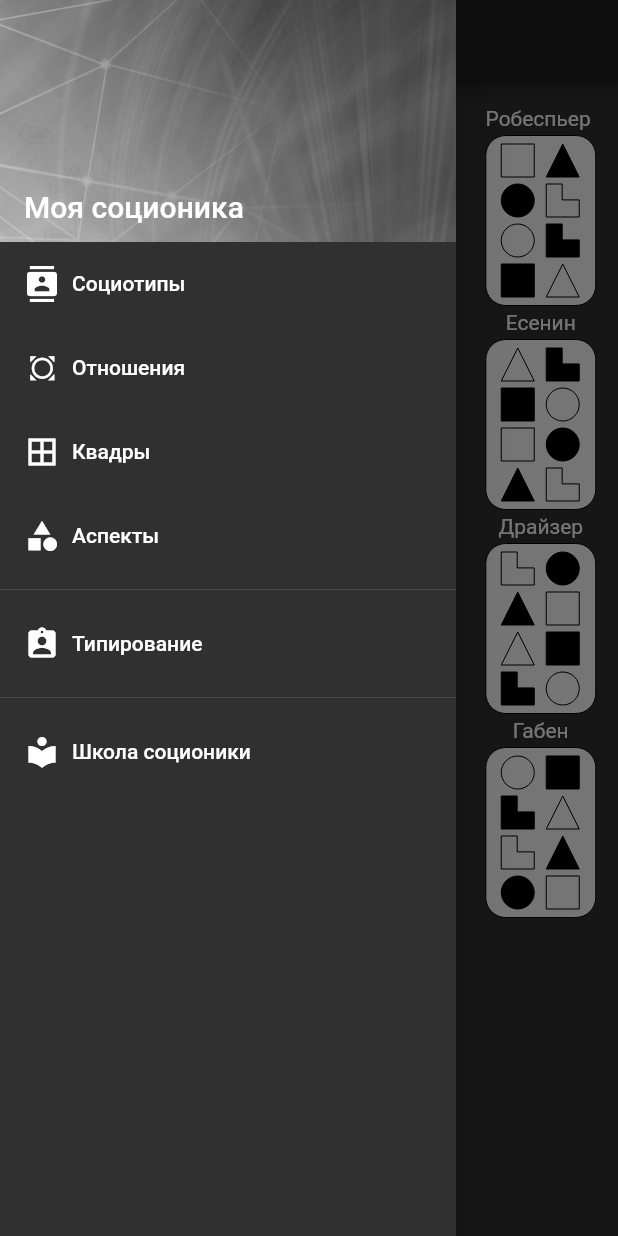
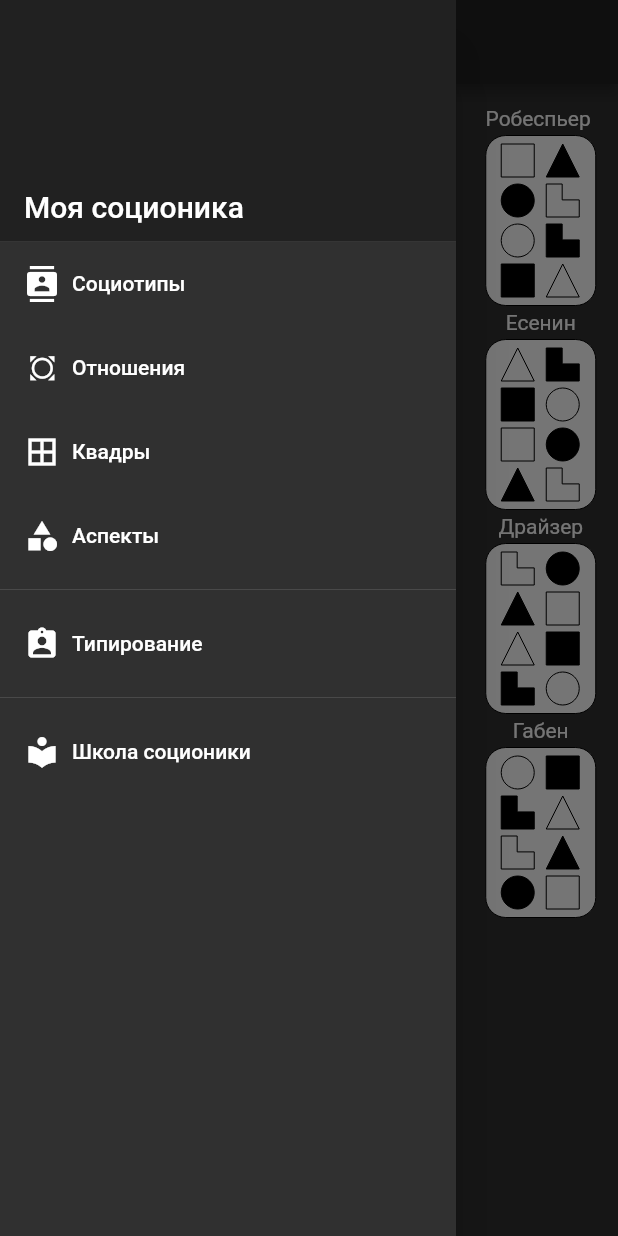
Before and after one commit to gritzfar/socionic, a Flutter app: the screen it shows after launch, with the side drawer open, on a phone screen of 412 x 824 dp. Run offline on Flutter 3.47's test engine with Material 2 defaults, Android fonts, the phone set to English and light mode, and no system bars; our stand-ins replace expandable, flutter_svg; missing offline and left inert: diagonal_scrollview.

Commit message:
add admob

```diff
--- a/lib/appDrawer.dart
+++ b/lib/appDrawer.dart
@@ -69,9 +69,9 @@ class AppDrawer extends StatelessWidget {
         padding: EdgeInsets.zero,
         decoration: BoxDecoration(
           color: Theme.of(context).primaryColor,
-            image: DecorationImage(
-                fit: BoxFit.fill,
-                image: AssetImage('images/back_gray.png'))
+//            image: DecorationImage(
+//                fit: BoxFit.fill,
+//                image: AssetImage('images/back_gray.png'))
         ),
         child: Stack(children: <Widget>[
           Positioned(
--- a/lib/main.dart
+++ b/lib/main.dart
@@ -4,6 +4,8 @@ import 'package:socionic_tools/aspectsPage.dart';
 import 'package:socionic_tools/quadratesPage.dart';
 import 'package:socionic_tools/relationsPage.dart';
 import 'package:socionic_tools/typesPage.dart';
+
+//ca-app-pub-7993607976861905~7718564880
 
 void main() => runApp(MySocionicApp());
 
--- a/pubspec.yaml
+++ b/pubspec.yaml
@@ -22,6 +22,7 @@ dependencies:
   flutter_svg: ^0.16.1
   expandable: ^4.1.2
   diagonal_scrollview: ^0.0.4
+  ads:^1.7.2:
 
   # The following adds the Cupertino Icons font to your application.
   # Use with the CupertinoIcons class for iOS style icons.
```
Also changed, not shown: lib/aspectsPage.dart (+6 -56 lines).
